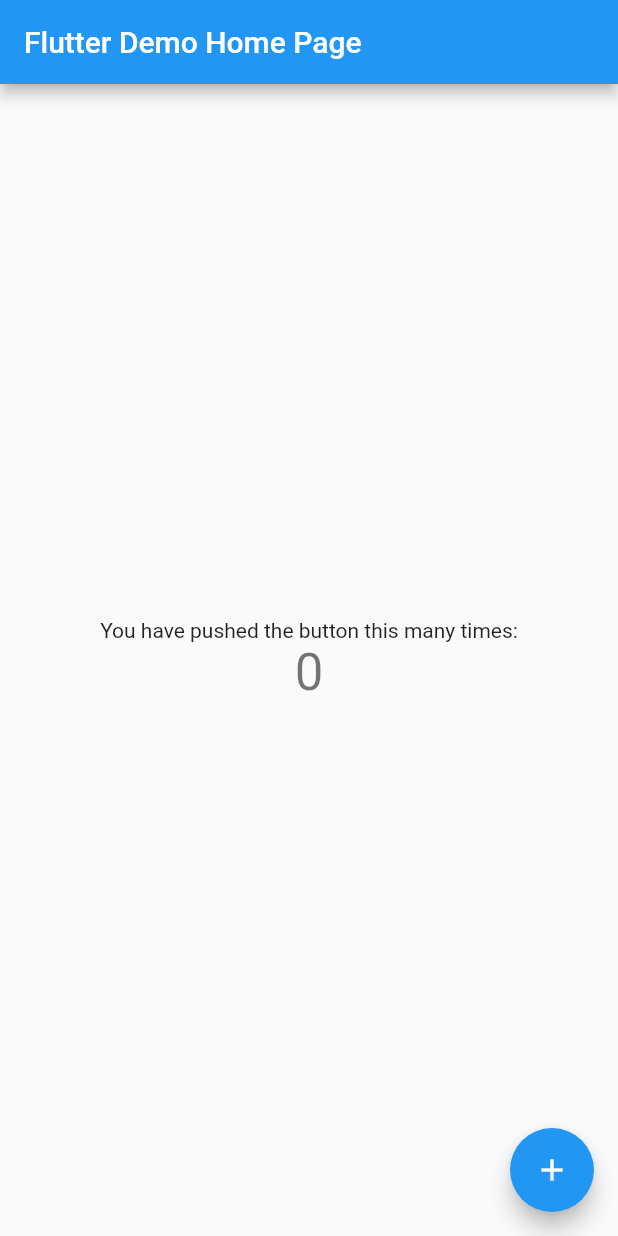
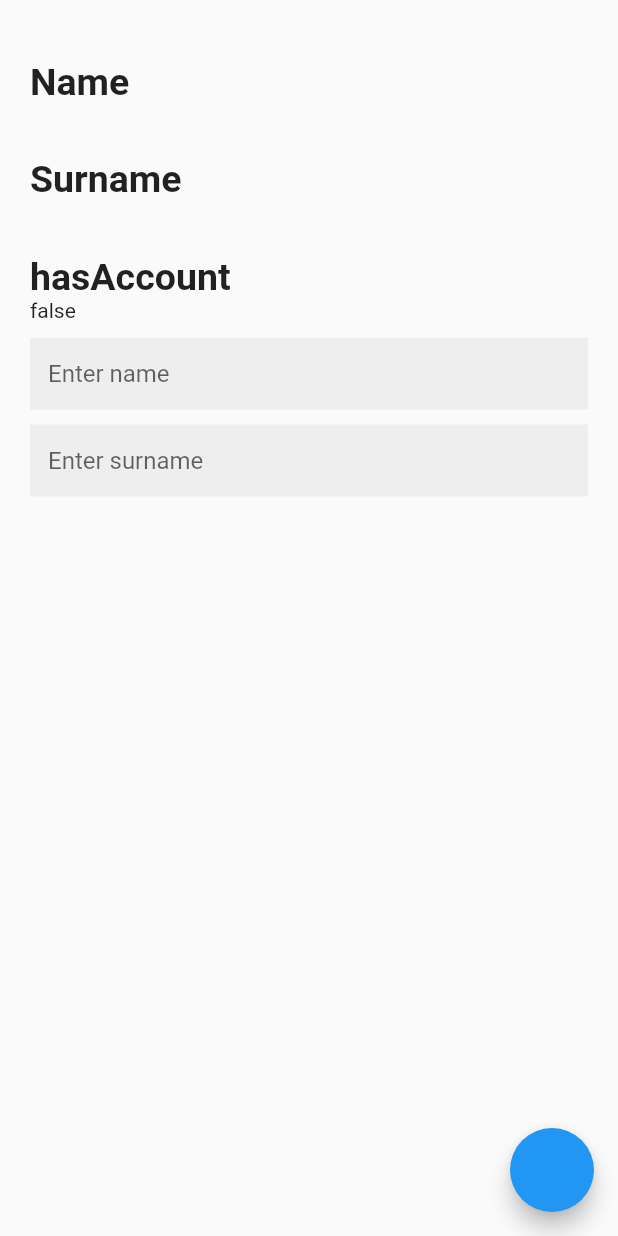
Before and after one commit to FilledStacks/flutter-architecture-skeletons, a Flutter app: the screen it shows after launch, on a phone screen of 412 x 824 dp. Run offline on Flutter 3.47's test engine with Material 2 defaults, Android fonts, the phone set to English and light mode, and no system bars; our stand-ins replace flutter_redux, redux; missing offline and left inert: flutter_redux_dev_tools, redux_dev_tools.

Commit message:
Finished up scoped model architecture example implementation.

```diff
--- a/scoped_model_arc/lib/main.dart
+++ b/scoped_model_arc/lib/main.dart
@@ -1,111 +1,22 @@
 import 'package:flutter/material.dart';
+import 'package:scoped_model/scoped_model.dart';
+
+import 'package:scoped_model_arc/scoped_models/app_model.dart';
+import 'package:scoped_model_arc/ui/page/example_page.dart';
 
 void main() => runApp(MyApp());
 
 class MyApp extends StatelessWidget {
-  // This widget is the root of your application.
   @override
   Widget build(BuildContext context) {
     return MaterialApp(
-      title: 'Flutter Demo',
+      title: 'Scoped Model Example',
       theme: ThemeData(
-        // This is the theme of your application.
-        //
-        // Try running your application with "flutter run". You'll see the
-        // application has a blue toolbar. Then, without quitting the app, try
-        // changing the primarySwatch below to Colors.green and then invoke
-        // "hot reload" (press "r" in the console where you ran "flutter run",
-        // or simply save your changes to "hot reload" in a Flutter IDE).
-        // Notice that the counter didn't reset back to zero; the application
-        // is not restarted.
         primarySwatch: Colors.blue,
       ),
-      home: MyHomePage(title: 'Flutter Demo Home Page'),
+      home: ScopedModel<AppModel>(
+        model: AppModel(),
+        child: ExamplePage())
     );
   }
 }
-
-class MyHomePage extends StatefulWidget {
-  MyHomePage({Key key, this.title}) : super(key: key);
-
-  // This widget is the home page of your application. It is stateful, meaning
-  // that it has a State object (defined below) that contains fields that affect
-  // how it looks.
-
-  // This class is the configuration for the state. It holds the values (in this
-  // case the title) provided by the parent (in this case the App widget) and
-  // used by the build method of the State. Fields in a Widget subclass are
-  // always marked "final".
-
-  final String title;
-
-  @override
-  _MyHomePageState createState() => _MyHomePageState();
-}
-
-class _MyHomePageState extends State<MyHomePage> {
-  int _counter = 0;
-
-  void _incrementCounter() {
-    setState(() {
-      // This call to setState tells the Flutter framework that something has
-      // changed in this State, which causes it to rerun the build method below
-      // so that the display can reflect the updated values. If we changed
-      // _counter without calling setState(), then the build method would not be
-      // called again, and so nothing would appear to happen.
-      _counter++;
-    });
-  }
-
-  @override
-  Widget build(BuildContext context) {
-    // This method is rerun every time setState is called, for instance as done
-    // by the _incrementCounter method above.
-    //
-    // The Flutter framework has been optimized to make rerunning build methods
-    // fast, so that you can just rebuild anything that needs updating rather
-    // than having to individually change instances of widgets.
-    return Scaffold(
-      appBar: AppBar(
-        // Here we take the value from the MyHomePage object that was created by
-        // the App.build method, and use it to set our appbar title.
-        title: Text(widget.title),
-      ),
-      body: Center(
-        // Center is a layout widget. It takes a single child and positions it
-        // in the middle of the parent.
-        child: Column(
-          // Column is also layout widget. It takes a list of children and
-          // arranges them vertically. By default, it sizes itself to fit its
-          // children horizontally, and tries to be as tall as its parent.
-          //
-          // Invoke "debug painting" (press "p" in the console, choose the
-          // "Toggle Debug Paint" action from the Flutter Inspector in Android
-          // Studio, or the "Toggle Debug Paint" command in Visual Studio Code)
-          // to see the wireframe for each widget.
-          //
-          // Column has various properties to control how it sizes itself and
-          // how it positions its children. Here we use mainAxisAlignment to
-          // center the children vertically; the main axis here is the vertical
-          // axis because Columns are vertical (the cross axis would be
-          // horizontal).
-          mainAxisAlignment: MainAxisAlignment.center,
-          children: <Widget>[
-            Text(
-              'You have pushed the button this many times:',
-            ),
-            Text(
-              '$_counter',
-              style: Theme.of(context).textTheme.display1,
-            ),
-          ],
-        ),
-      ),
-      floatingActionButton: FloatingActionButton(
-        onPressed: _incrementCounter,
-        tooltip: 'Increment',
-        child: Icon(Icons.add),
-      ), // This trailing comma makes auto-formatting nicer for build methods.
-    );
-  }
-}
--- /dev/null
+++ b/scoped_model_arc/lib/models/example.dart
@@ -0,0 +1,10 @@
+class Example {
+  String name;
+  String surname;
+  bool hasAccount;
+
+  Example({this.name, this.surname, this.hasAccount});
+
+  Example.initialState() :
+  name = '', surname = '', hasAccount = false;
+}
--- /dev/null
+++ b/scoped_model_arc/lib/scoped_models/app_model.dart
@@ -0,0 +1,10 @@
+import 'package:scoped_model/scoped_model.dart';
+import 'package:scoped_model_arc/scoped_models/example_model.dart';
+
+/// App model is a collection os other models that have specific behaviours.
+/// Usually models represnt features but it can be a model per view as well
+/// Models make use of services that has actual functionality in it. The models
+/// itself contains the app state
+class AppModel extends Model with ExampleModel {
+
+}
--- /dev/null
+++ b/scoped_model_arc/lib/scoped_models/example_model.dart
@@ -0,0 +1,35 @@
+import 'package:scoped_model/scoped_model.dart';
+import 'package:flutter/foundation.dart';
+
+import 'package:scoped_model_arc/models/example.dart';
+import 'package:scoped_model_arc/services/persistence_serice.dart';
+
+mixin ExampleModel on Model {
+  Example _example = Example.initialState();
+
+  PersistenceService persistenceService = PersistenceService.getInstance();
+
+  String get name => _example.name ;
+
+  String get surname => _example.surname;
+
+  bool get hasAccount => _example.hasAccount;
+
+  void setExampleData({
+    @required String name,
+    @required String surname,
+    @required bool hasAccount
+  }) {
+    _example.name = name;
+    _example.surname = surname;
+    _example.hasAccount = hasAccount;
+
+  }
+
+  // Future that takes a few seconds to finish
+  Future saveDataToDisk() async {
+    print('Start to save data');
+    await persistenceService.saveExampleToDisk();
+  }
+
+}
--- /dev/null
+++ b/scoped_model_arc/lib/services/persistence_serice.dart
@@ -0,0 +1,16 @@
+class PersistenceService {
+  static PersistenceService _instance;
+
+  static PersistenceService getInstance() {
+    if(_instance == null) {
+      _instance =PersistenceService();
+    }
+
+    return _instance;
+  }
+
+  Future<bool> saveExampleToDisk() async {
+    await Future.delayed(Duration(seconds: 2));
+    return true;
+  }
+}
--- /dev/null
+++ b/scoped_model_arc/lib/ui/page/example_page.dart
@@ -0,0 +1,80 @@
+import 'dart:math';
+import 'package:flutter/material.dart';
+import 'package:scoped_model/scoped_model.dart';
+
+import 'package:scoped_model_arc/scoped_models/app_model.dart';
+
+class ExamplePage extends StatefulWidget {
+  ExamplePage({Key key}) : super(key: key);
+
+  @override
+  _ExamplePageState createState() => _ExamplePageState();
+}
+
+class _ExamplePageState extends State<ExamplePage> {
+  static const TextStyle titleStyle =
+      TextStyle(fontSize: 25.0, fontWeight: FontWeight.w700);
+
+  TextEditingController nameController = TextEditingController();
+  TextEditingController surnameController = TextEditingController();
+
+  @override
+  Widget build(BuildContext context) {
+    return ScopedModelDescendant<AppModel>(
+        builder: (context, child, model) => Scaffold(
+            floatingActionButton: FloatingActionButton(
+              onPressed: () {
+                model.setExampleData(
+                    name: nameController.text,
+                    surname: surnameController.text,
+                    hasAccount: Random().nextBool());
+
+                // Example of future in the state model
+                model.saveDataToDisk().then((f) {
+                  print('Saving data complete.');
+                });
+              },
+            ),
+            body: Padding(
+              padding: const EdgeInsets.all(20.0),
+              child: Column(
+                  mainAxisSize: MainAxisSize.max,
+                  crossAxisAlignment: CrossAxisAlignment.start,
+                  children: <Widget>[
+                    _getVerticalSpacing(20.0),
+                    Text('Name', style: titleStyle),
+                    Text(model.name),
+                    _getVerticalSpacing(20.0),
+                    Text('Surname', style: titleStyle),
+                    Text(model.surname),
+                    _getVerticalSpacing(20.0),
+                    Text('hasAccount', style: titleStyle),
+                    Text(model.hasAccount.toString()),
+                    _getVerticalSpacing(10.0),
+                    Column(
+                        mainAxisAlignment: MainAxisAlignment.end,
+                        children: <Widget>[
+                          TextField(
+                              decoration: InputDecoration(
+                                  border: InputBorder.none,
+                                  filled: true,
+                                  fillColor: Colors.grey[200],
+                                  hintText: 'Enter name'),
+                              controller: nameController),
+                          _getVerticalSpacing(10.0),
+                          TextField(
+                              decoration: InputDecoration(
+                                  border: InputBorder.none,
+                                  filled: true,
+                                  fillColor: Colors.grey[200],
+                                  hintText: 'Enter surname'),
+                              controller: surnameController)
+                        ]),
+                  ]),
+            )));
+  }
+
+  Widget _getVerticalSpacing(double height) {
+    return Container(height: height);
+  }
+}
--- a/scoped_model_arc/pubspec.yaml
+++ b/scoped_model_arc/pubspec.yaml
@@ -23,6 +23,7 @@ dependencies:
   # The following adds the Cupertino Icons font to your application.
   # Use with the CupertinoIcons class for iOS style icons.
   cupertino_icons: ^0.1.2
+  scoped_model: 1.0.1
 
 dev_dependencies:
   flutter_test:
```
Also changed, not shown: scoped_model_arc/pubspec.lock.
